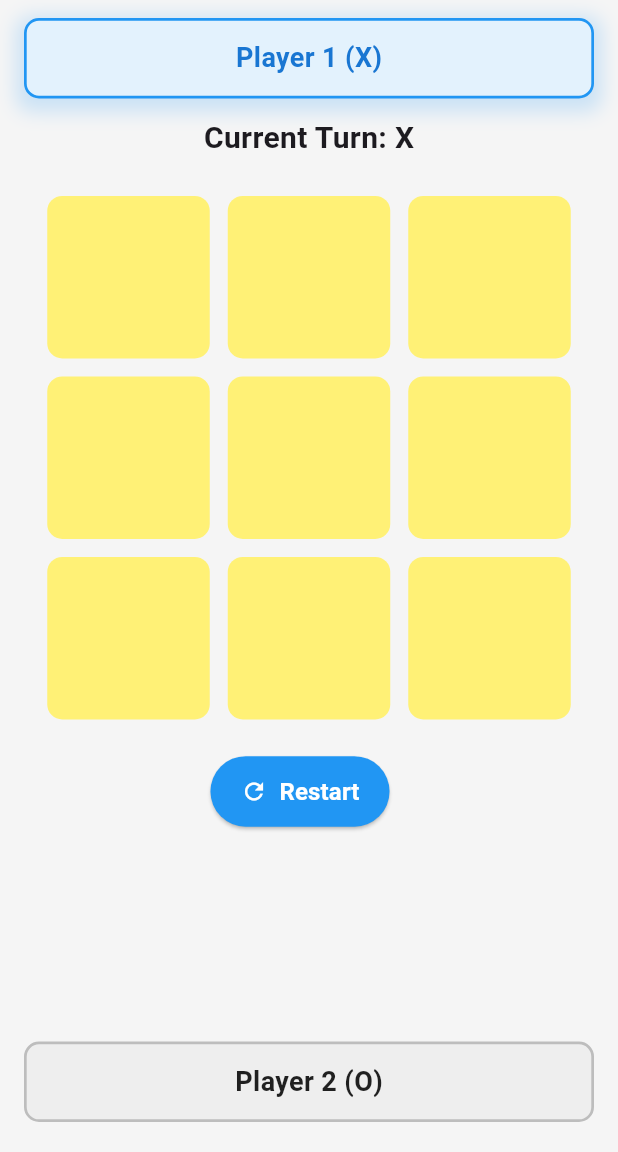
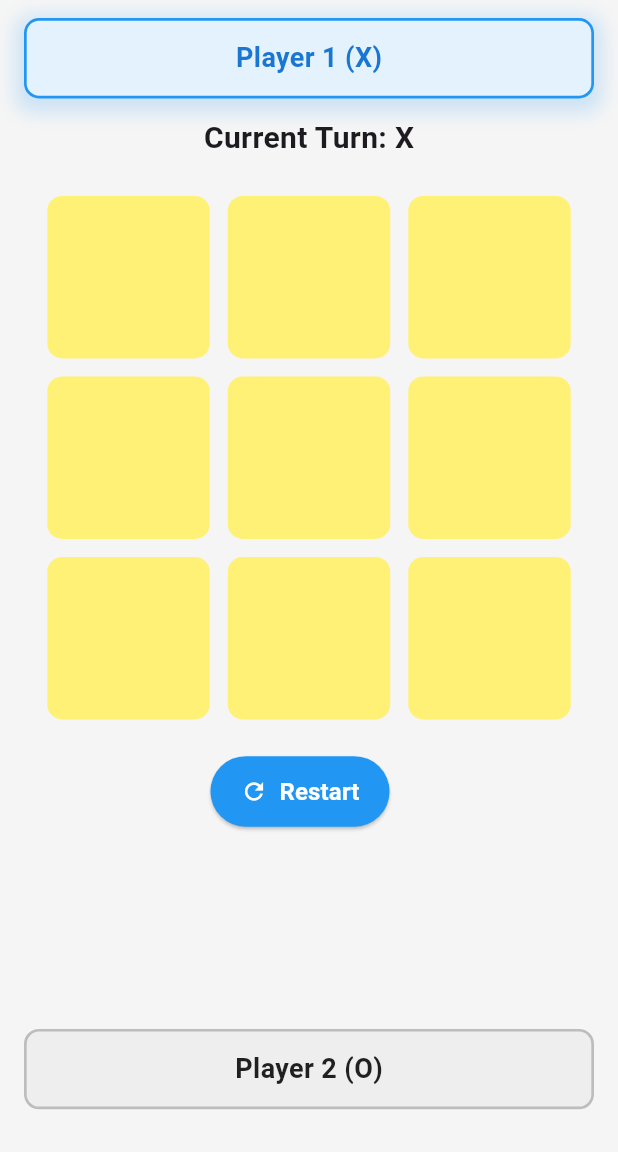
Before and after one commit to amitraut153/tic_tac_toe_app, a Flutter app: the screen it shows after launch, on a phone screen of 412 x 824 dp, the part 84-1236 px from its top. Run offline on Flutter 3.47's test engine with Material 3 defaults, Android fonts, the phone set to English and light mode, and no system bars.

Commit message:
Update player 2 spacing to use a fixed height instead of bottom padding

```diff
--- a/lib/screens/home_screen.dart
+++ b/lib/screens/home_screen.dart
@@ -139,7 +139,7 @@ class HomeScreen extends StatelessWidget {
               ),
             ),
             _playerBox("Player 2 (O)", game.currentPlayer == 'O'),
-            SizedBox(height: MediaQuery.of(context).padding.bottom + 8)
+            SizedBox(height: MediaQuery.of(context).size.height * 0.02),
           ],
         ),
       ),
```
